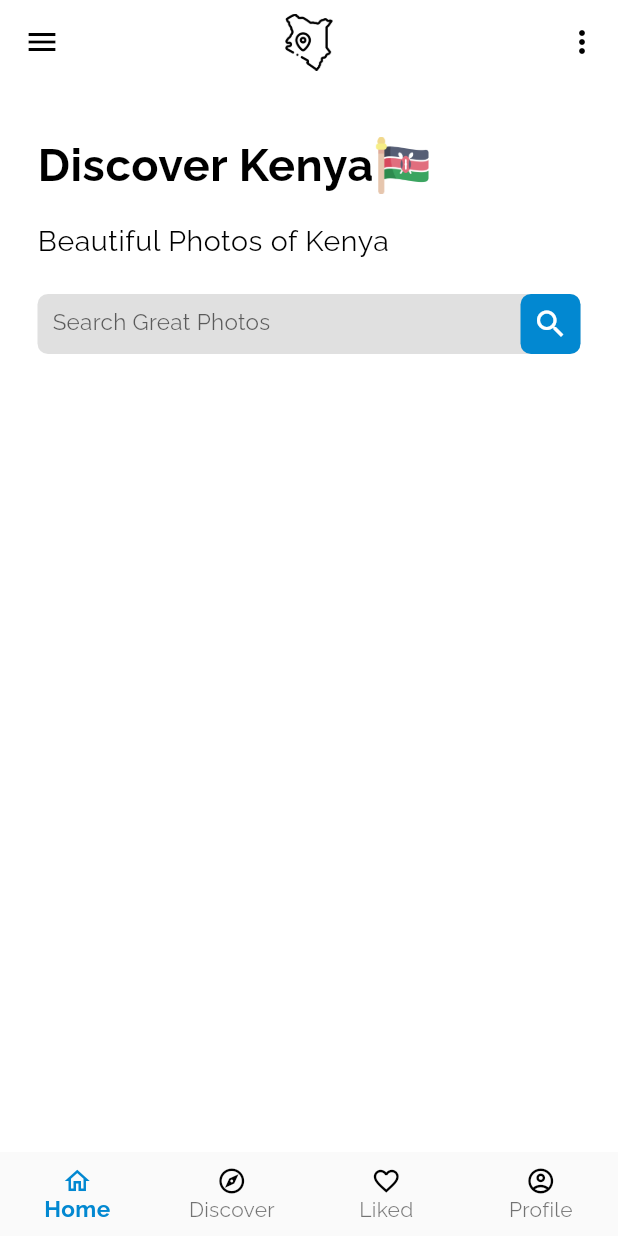
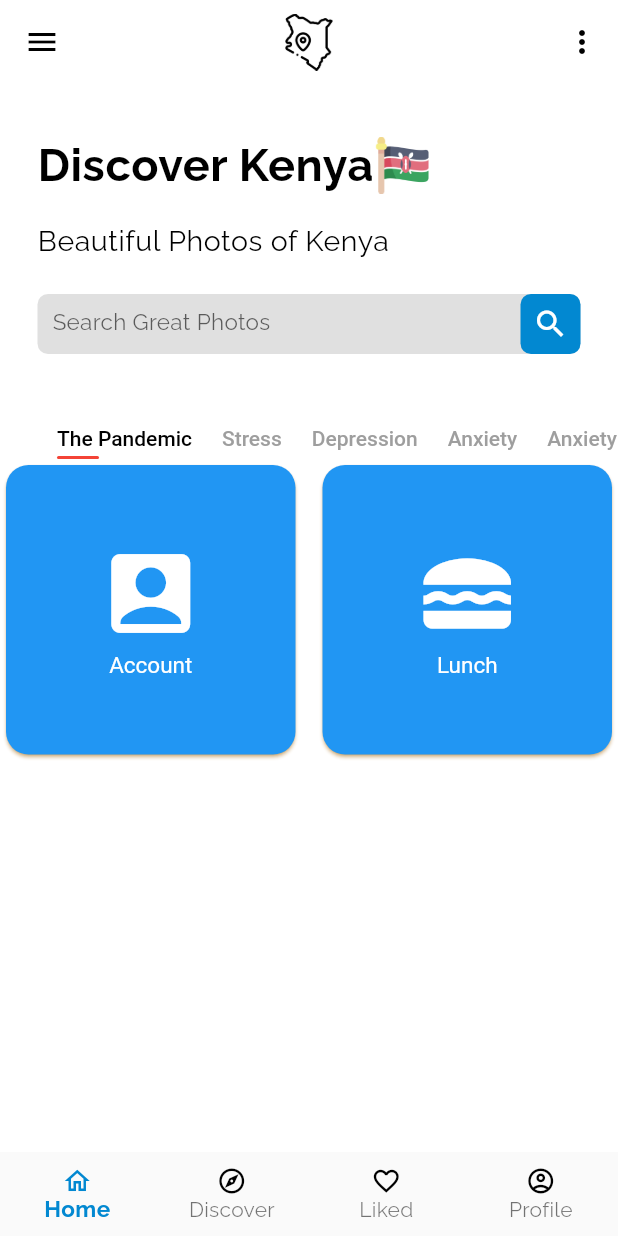
Before and after one commit to iwanjo/discover-kenya, a Flutter app: the Home screen opened directly, on a phone screen of 412 x 824 dp. Run offline on Flutter 3.47's test engine with Material 2 defaults, Android fonts, the phone set to English and light mode, and no system bars; our stand-ins replace firebase_auth, firebase_core, firebase_database, google_fonts, splashscreen; accounts and stored records are empty.

Commit message:
build basic gridView system for pictures

```diff
--- /dev/null
+++ b/discover_kenya/lib/components/grid.item.dart
@@ -0,0 +1,38 @@
+import 'package:flutter/material.dart';
+
+class GridItem extends StatelessWidget {
+  final String title;
+  final IconData iconName;
+
+  GridItem({Key key, this.title, this.iconName}) : super(key: key);
+
+  @override
+  Widget build(BuildContext context) {
+    return Padding(
+      padding: EdgeInsets.all(0),
+      child: Card(
+        shape: RoundedRectangleBorder(borderRadius: BorderRadius.circular(15)),
+        color: Theme.of(context).primaryColor,
+        shadowColor: Colors.orange,
+
+        child: Column(
+          mainAxisAlignment: MainAxisAlignment.center,
+          children: [
+            Icon(
+              iconName,
+              color: Colors.white,
+              size: 70,
+            ),
+            SizedBox(
+              height: 4.0,
+            ),
+            Text(
+              title,
+              style: TextStyle(color: Colors.white, fontSize: 15),
+            )
+          ],
+        ),
+      ),
+    );
+  }
+}
--- /dev/null
+++ b/discover_kenya/lib/components/home_grid.dart
@@ -0,0 +1,27 @@
+import 'package:flutter/material.dart';
+import 'package:discover_kenya/components/grid.item.dart';
+
+
+class HomeGrid extends StatelessWidget {
+  @override
+  Widget build(BuildContext context) {
+    return GridView.count(
+      shrinkWrap: true,
+      physics: NeverScrollableScrollPhysics(),
+      crossAxisCount: 2,
+      crossAxisSpacing: 10.0,
+      mainAxisSpacing: 8.0,
+      children: [
+        GridItem(
+          title: 'Account',
+          iconName: Icons.account_box,
+        ),
+        GridItem(
+          title: 'Lunch',
+          iconName: Icons.lunch_dining,
+        ),
+      ],
+    );
+  }
+
+}
--- a/discover_kenya/lib/home.dart
+++ b/discover_kenya/lib/home.dart
@@ -5,6 +5,7 @@ import 'package:flutter/material.dart';
 import 'package:google_fonts/google_fonts.dart';
 import 'onboard.dart';
 import 'signup.dart';
+import 'package:discover_kenya/components/home_grid.dart';
 
 class Home extends StatelessWidget {
   Home({this.uid});
@@ -272,6 +273,9 @@ class Home extends StatelessWidget {
                   ],
                 ),
               ),
+
+              // Home grid for displaying pictures of the kenya
+              HomeGrid()
             ],
           ),
         ),
```
